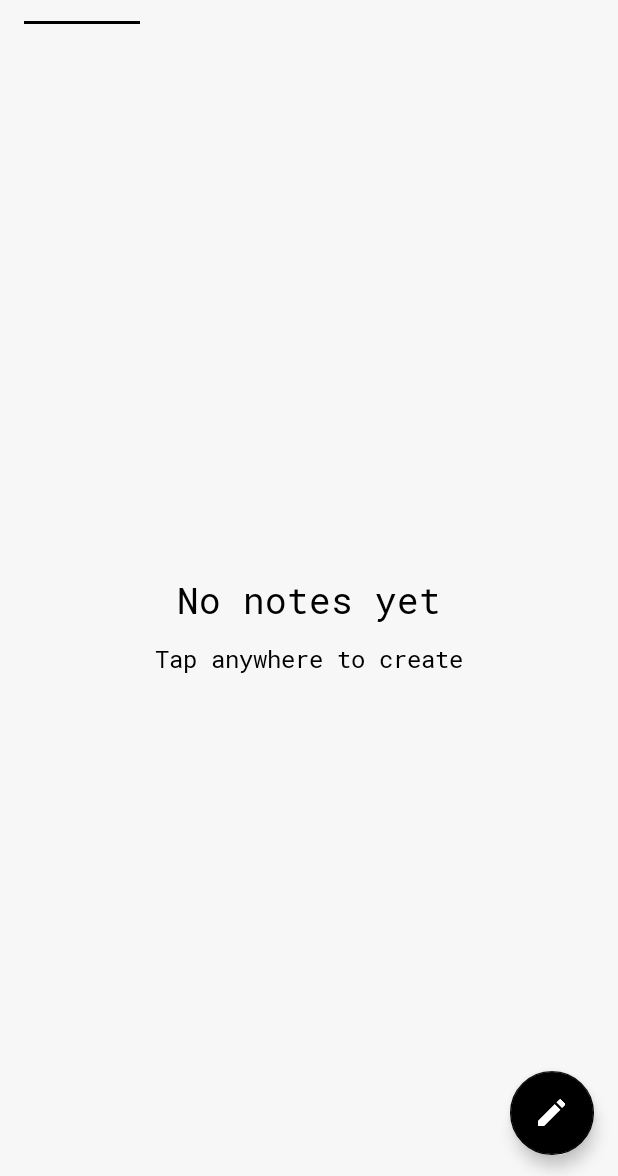
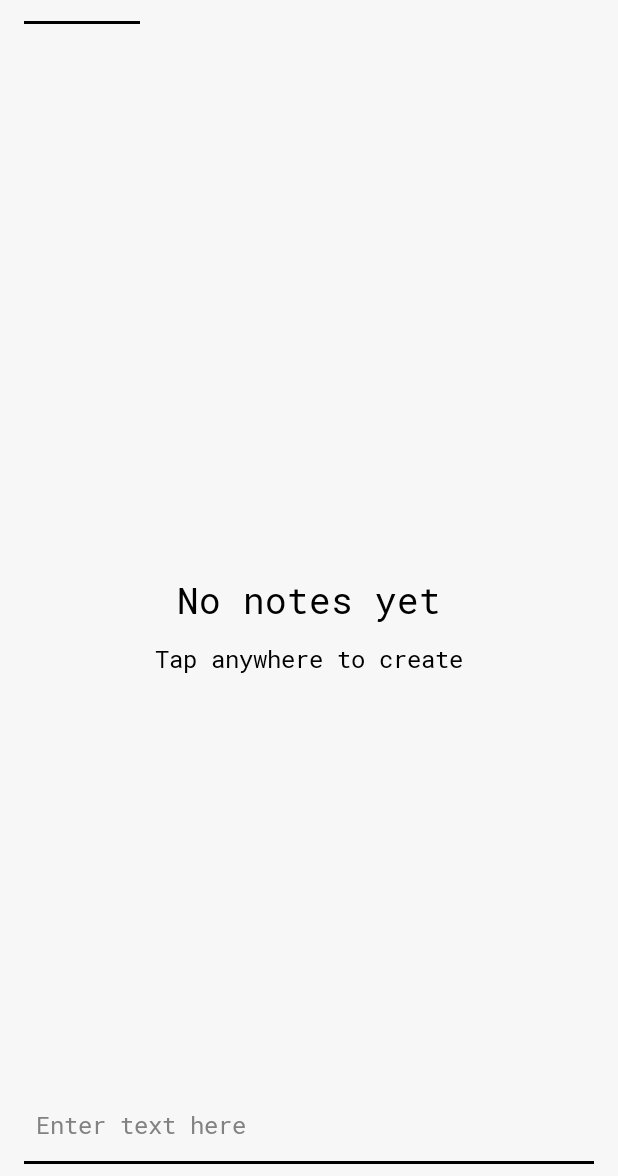
Before and after one commit to RuslanBarcho/FireNotes, an Android app: the screen it shows after launch (MainActivity), on a phone screen of 412 x 824 dp, the part 60-1236 px from its top. Run offline under Robolectric (Android 15) with nearby library versions, the phone set to English and light mode, and no system bars; our stand-ins replace Room's generated code.

Commit message:
add new create note button

```diff
--- a/app/src/main/java/radonsoft/firenotes/Fragments/NoteFragment.java
+++ b/app/src/main/java/radonsoft/firenotes/Fragments/NoteFragment.java
@@ -17,6 +17,7 @@ import android.view.MenuInflater;
 import android.view.MenuItem;
 import android.view.View;
 import android.view.ViewGroup;
+import android.widget.Button;
 import android.widget.RelativeLayout;
 
 import java.util.ArrayList;
@@ -38,6 +39,7 @@ public class NoteFragment extends Fragment implements MainActivity.FragmentLifec
     AppDatabase db;
     Toolbar toolbar;
     ActionMode mActionMode;
+    Button createNote;
 
     public List<Note> noteList = new ArrayList<>();
     private ArrayList<Integer> toDelete = new ArrayList<>();
@@ -49,9 +51,18 @@ public class NoteFragment extends Fragment implements MainActivity.FragmentLifec
         toolbar = mRootView.findViewById(R.id.main_toolbar);
         noNotesScreen = mRootView.findViewById(R.id.no_notes_screen);
         recyclerView = mRootView.findViewById(R.id.recycler);
+        createNote = mRootView.findViewById(R.id.create_note);
         setHasOptionsMenu(true);
         initialNotes();
-        Log.d("On create ", "Notes");
+
+        createNote.setOnClickListener(new View.OnClickListener() {
+            @Override
+            public void onClick(View view) {
+                Intent intent = new Intent(getContext(), NoteActivity.class);
+                startActivityForResult(intent, 1);
+            }
+        });
+
         return mRootView;
     }
 
--- a/app/src/main/res/layout/activity_main.xml
+++ b/app/src/main/res/layout/activity_main.xml
@@ -45,5 +45,6 @@
         android:layout_marginBottom="14dp"
         android:layout_marginEnd="16dp"
         android:clickable="true"
+        android:visibility="gone"
         app:srcCompat="@drawable/ic_create_white_24dp" />
 </RelativeLayout>
--- a/app/src/main/res/layout/fragment_note.xml
+++ b/app/src/main/res/layout/fragment_note.xml
@@ -8,6 +8,7 @@
     tools:context="radonsoft.firenotes.Fragments.NoteFragment">
 
     <!-- TODO: Update blank fragment layout -->
+
 
     <RelativeLayout
         android:id="@+id/no_notes_screen"
@@ -43,16 +44,47 @@
         android:id="@+id/recycler"
         android:layout_width="match_parent"
         android:layout_height="match_parent"
+        android:layout_above="@+id/linearLayout"
         android:paddingLeft="4dp"
         android:paddingRight="4dp"
         android:scrollbars="vertical">
 
     </android.support.v7.widget.RecyclerView>
 
-    <Button
-        android:id="@+id/button"
+    <LinearLayout
         android:layout_width="match_parent"
         android:layout_height="wrap_content"
-        android:layout_below="@+id/recycler"
-        android:text="Button" />
+        android:layout_alignParentBottom="true"
+        android:background="@color/colorPrimary"
+        android:orientation="vertical"
+        android:id="@+id/linearLayout">
+
+        <Button
+            android:id="@+id/create_note"
+            android:layout_width="match_parent"
+            android:layout_height="wrap_content"
+            android:layout_centerHorizontal="true"
+            android:background="@color/colorPrimary"
+            android:elevation="0dp"
+            android:paddingLeft="24dp"
+            android:stateListAnimator="@null"
+            android:text="Enter text here"
+            android:textAlignment="textStart"
+            android:textAppearance="@style/MyCustomTextAppearance"
+            android:textColor="#828282"
+            android:textSize="16sp" />
+
+        <TextView
+            android:id="@+id/line"
+            android:layout_width="match_parent"
+            android:layout_height="2dp"
+            android:layout_marginBottom="8dp"
+            android:layout_marginLeft="16dp"
+            android:layout_marginRight="16dp"
+            android:background="@color/colorAccent"
+            android:textColorLink="@color/colorPrimary" />
+
+    </LinearLayout>
+
+
 </RelativeLayout>
--- a/app/src/main/res/layout/item.xml
+++ b/app/src/main/res/layout/item.xml
@@ -16,7 +16,7 @@
         android:id="@+id/item_background"
         android:layout_width="match_parent"
         android:layout_height="wrap_content"
-        android:backgroundTint="#ffffff"
+        android:backgroundTint="#FFFFFF"
         android:backgroundTintMode="multiply"
         android:clickable="false"
         android:orientation="vertical">
--- a/app/src/main/res/values/strings.xml
+++ b/app/src/main/res/values/strings.xml
@@ -6,6 +6,7 @@
 
     <!-- TODO: Remove or change this placeholder text -->
     <string name="hello_blank_fragment">Hello blank fragment</string>
+    <string name="Enter_text">Enter text here</string>
 
     <string name="loremipsumone">Lorem ipsum dolor sit amet, consectetur adipiscing elit, sed do eiusmod tempor incididunt ut labore et dolore magna aliqua. Ut enim ad minim veniam, quis nostrud exercitation ullamco laboris nisi ut aliquip ex ea commodo consequat. Duis aute irure dolor in reprehenderit in voluptate velit esse cillum dolore eu fugiat nulla pariatur. Excepteur sint occaecat cupidatat non proident, sunt in culpa qui officia deserunt mollit anim id est laborum</string>
     <string name="loremipsumtwo">Sed ut perspiciatis unde omnis iste natus error sit voluptatem accusantium doloremque laudantium, totam rem aperiam, eaque ipsa quae ab illo inventore veritatis et quasi architecto beatae vitae dicta sunt explicabo. Nemo enim ipsam voluptatem quia voluptas sit aspernatur aut odit aut fugit, sed quia consequuntur magni dolores eos qui ratione voluptatem sequi nesciunt. Neque porro quisquam est, qui dolorem ipsum quia dolor sit amet, consectetur, adipisci velit, sed quia non numquam eius modi tempora incidunt ut labore et dolore magnam aliquam quaerat voluptatem. Ut enim ad minima veniam, quis nostrum exercitationem ullam corporis suscipit laboriosam, nisi ut aliquid ex ea commodi consequatur? Quis autem vel eum iure reprehenderit qui in ea voluptate velit esse quam nihil molestiae consequatur, vel illum qui dolorem eum fugiat quo voluptas nulla pariatur?</string>
```
